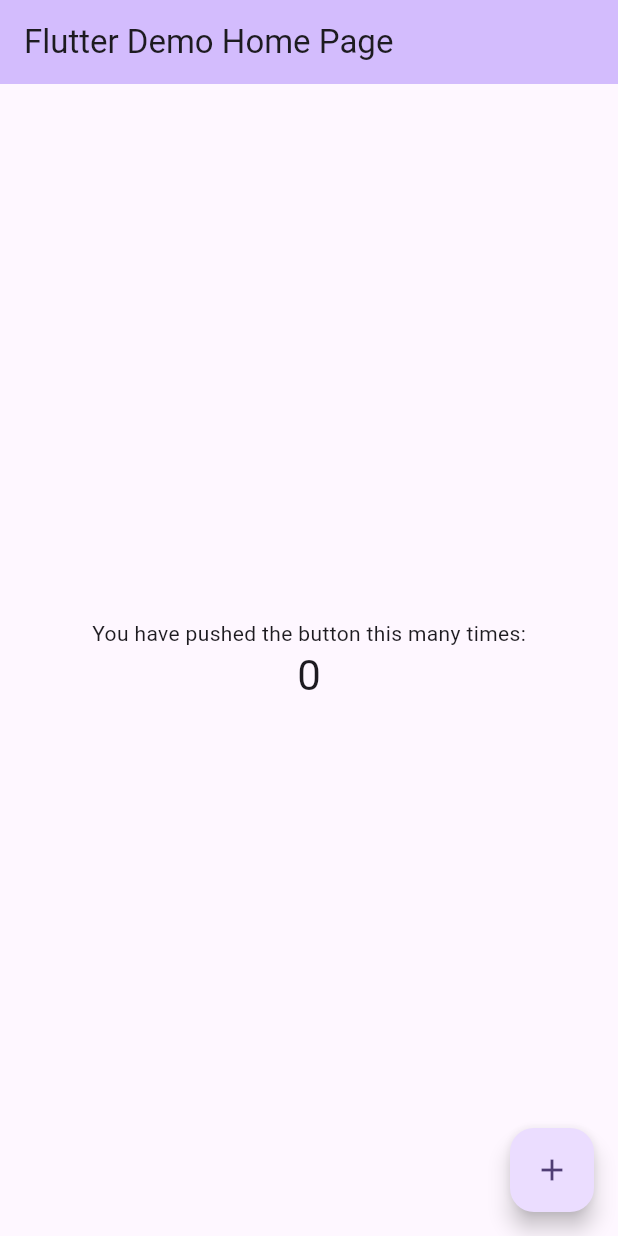
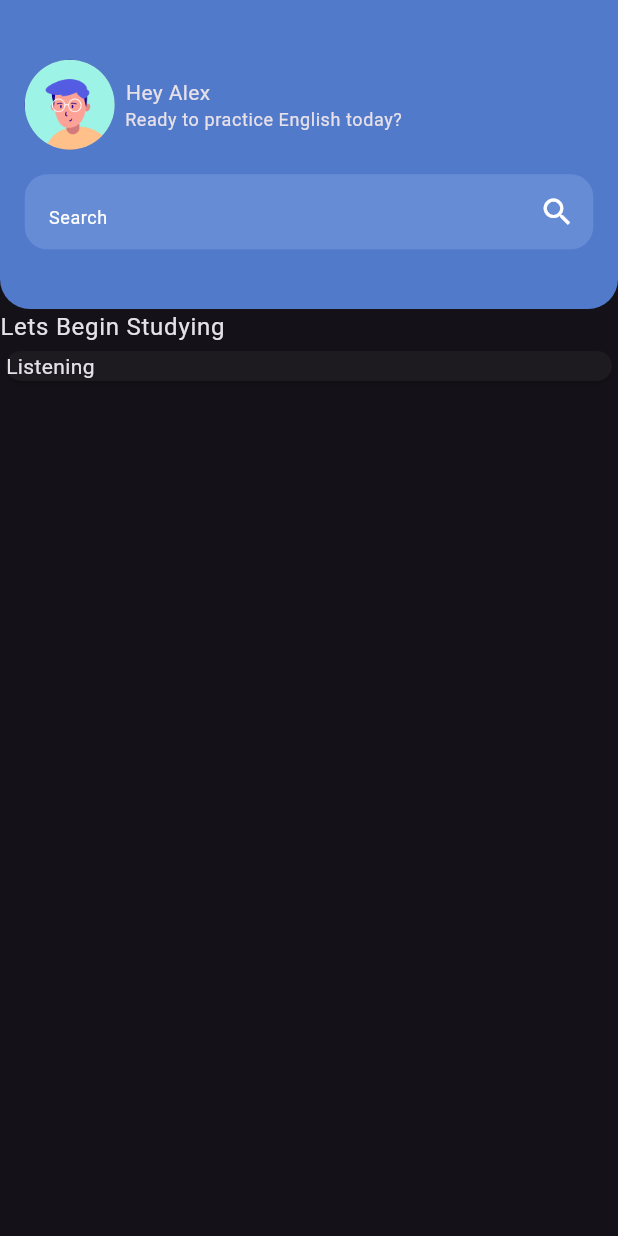
Before and after one commit to NazimCimen/oua_app_jam, a Flutter app: the screen it shows after launch, on a phone screen of 412 x 824 dp. Run offline on Flutter 3.47's test engine with Material 3 defaults, Android fonts, the light colour scheme and no system bars.

Commit message:
home screen ui

```diff
--- /dev/null
+++ b/devtools_options.yaml
@@ -0,0 +1 @@
+extensions:
--- a/lib/main.dart
+++ b/lib/main.dart
@@ -1,125 +1,20 @@
+import 'package:appjam/modules/auth/views/splash_screen_view.dart';
+import 'package:appjam/modules/home/views/home_view.dart';
 import 'package:flutter/material.dart';
 
 void main() {
-  runApp(const MyApp());
+  runApp(MyApp());
 }
 
 class MyApp extends StatelessWidget {
   const MyApp({super.key});
 
-  // This widget is the root of your application.
   @override
   Widget build(BuildContext context) {
     return MaterialApp(
-      title: 'Flutter Demo',
-      theme: ThemeData(
-        // This is the theme of your application.
-        //
-        // TRY THIS: Try running your application with "flutter run". You'll see
-        // the application has a purple toolbar. Then, without quitting the app,
-        // try changing the seedColor in the colorScheme below to Colors.green
-        // and then invoke "hot reload" (save your changes or press the "hot
-        // reload" button in a Flutter-supported IDE, or press "r" if you used
-        // the command line to start the app).
-        //
-        // Notice that the counter didn't reset back to zero; the application
-        // state is not lost during the reload. To reset the state, use hot
-        // restart instead.
-        //
-        // This works for code too, not just values: Most code changes can be
-        // tested with just a hot reload.
-        colorScheme: ColorScheme.fromSeed(seedColor: Colors.deepPurple),
-        useMaterial3: true,
-      ),
-      home: const MyHomePage(title: 'Flutter Demo Home Page'),
+      debugShowCheckedModeBanner: false,
+      theme: ThemeData.dark(),
+      home: HomeView(),
     );
   }
 }
-
-class MyHomePage extends StatefulWidget {
-  const MyHomePage({super.key, required this.title});
-
-  // This widget is the home page of your application. It is stateful, meaning
-  // that it has a State object (defined below) that contains fields that affect
-  // how it looks.
-
-  // This class is the configuration for the state. It holds the values (in this
-  // case the title) provided by the parent (in this case the App widget) and
-  // used by the build method of the State. Fields in a Widget subclass are
-  // always marked "final".
-
-  final String title;
-
-  @override
-  State<MyHomePage> createState() => _MyHomePageState();
-}
-
-class _MyHomePageState extends State<MyHomePage> {
-  int _counter = 0;
-
-  void _incrementCounter() {
-    setState(() {
-      // This call to setState tells the Flutter framework that something has
-      // changed in this State, which causes it to rerun the build method below
-      // so that the display can reflect the updated values. If we changed
-      // _counter without calling setState(), then the build method would not be
-      // called again, and so nothing would appear to happen.
-      _counter++;
-    });
-  }
-
-  @override
-  Widget build(BuildContext context) {
-    // This method is rerun every time setState is called, for instance as done
-    // by the _incrementCounter method above.
-    //
-    // The Flutter framework has been optimized to make rerunning build methods
-    // fast, so that you can just rebuild anything that needs updating rather
-    // than having to individually change instances of widgets.
-    return Scaffold(
-      appBar: AppBar(
-        // TRY THIS: Try changing the color here to a specific color (to
-        // Colors.amber, perhaps?) and trigger a hot reload to see the AppBar
-        // change color while the other colors stay the same.
-        backgroundColor: Theme.of(context).colorScheme.inversePrimary,
-        // Here we take the value from the MyHomePage object that was created by
-        // the App.build method, and use it to set our appbar title.
-        title: Text(widget.title),
-      ),
-      body: Center(
-        // Center is a layout widget. It takes a single child and positions it
-        // in the middle of the parent.
-        child: Column(
-          // Column is also a layout widget. It takes a list of children and
-          // arranges them vertically. By default, it sizes itself to fit its
-          // children horizontally, and tries to be as tall as its parent.
-          //
-          // Column has various properties to control how it sizes itself and
-          // how it positions its children. Here we use mainAxisAlignment to
-          // center the children vertically; the main axis here is the vertical
-          // axis because Columns are vertical (the cross axis would be
-          // horizontal).
-          //
-          // TRY THIS: Invoke "debug painting" (choose the "Toggle Debug Paint"
-          // action in the IDE, or press "p" in the console), to see the
-          // wireframe for each widget.
-          mainAxisAlignment: MainAxisAlignment.center,
-          children: <Widget>[
-            const Text(
-              'You have pushed the button this many times:',
-            ),
-            Text(
-              '$_counter',
-              style: Theme.of(context).textTheme.headlineMedium,
-            ),
-          ],
-        ),
-      ),
-      floatingActionButton: FloatingActionButton(
-        onPressed: _incrementCounter,
-        tooltip: 'Increment',
-        child: const Icon(Icons.add),
-      ), // This trailing comma makes auto-formatting nicer for build methods.
-    );
-  }
-}
--- a/lib/modules/home/views/home_view.dart
+++ b/lib/modules/home/views/home_view.dart
@@ -0,0 +1,100 @@
+import 'package:appjam/utils/constants/app_colors.dart';
+import 'package:appjam/utils/extensions/size_extensions.dart';
+import 'package:flutter/material.dart';
+
+class HomeView extends StatelessWidget {
+  const HomeView({super.key});
+
+  @override
+  Widget build(BuildContext context) {
+    return Scaffold(
+      //  backgroundColor: AppColors.appBackgroundColor,
+      body: Column(
+        crossAxisAlignment: CrossAxisAlignment.start,
+        children: [
+          SizedBox(
+              height: context.dynamicHeight(0.25),
+              width: double.infinity,
+              child: buildAppBar(context)),
+          Text('Lets Begin Studying',
+              style: Theme.of(context).textTheme.bodyLarge
+              //  ?.copyWith(color: Colors.black),
+              ),
+          buildStudyingCard(text: 'Listening')
+        ],
+      ),
+    );
+  }
+
+  Card buildStudyingCard({required String text}) {
+    return Card(
+      child: Row(
+        children: [
+          Text(
+            text,
+          )
+        ],
+      ),
+    );
+  }
+
+  Container buildAppBar(BuildContext context) {
+    return Container(
+      decoration: BoxDecoration(
+        borderRadius: const BorderRadius.only(
+            bottomLeft: Radius.circular(20), bottomRight: Radius.circular(20)),
+        color: AppColors.appBlueColor,
+      ),
+      child: Padding(
+        padding: context.paddingAllMedium,
+        child: Column(
+          mainAxisAlignment: MainAxisAlignment.center,
+          children: [
+            Row(
+              mainAxisAlignment: MainAxisAlignment.start,
+              children: [
+                const CircleAvatar(
+                  radius: 30,
+                  backgroundImage: AssetImage('assets/images/avatar.png'),
+                ),
+                Column(
+                  mainAxisAlignment: MainAxisAlignment.center,
+                  crossAxisAlignment: CrossAxisAlignment.start,
+                  children: [
+                    Text(
+                      '  Hey Alex',
+                      style: Theme.of(context).textTheme.bodyMedium,
+                    ),
+                    Text(
+                      '  Ready to practice English today?',
+                      style: Theme.of(context).textTheme.bodySmall,
+                    )
+                  ],
+                )
+              ],
+            ),
+            SizedBox(height: context.dynamicHeight(0.02)),
+            TextField(
+              maxLines: 1,
+              decoration: InputDecoration(
+                  constraints:
+                      BoxConstraints.loose(const Size(double.infinity, 50)),
+                  filled: true,
+                  fillColor: AppColors.appBlueLightColor,
+                  border: const OutlineInputBorder(
+                      borderSide: BorderSide.none,
+                      borderRadius: BorderRadius.all(Radius.circular(15))),
+                  hintText: 'Search',
+                  hintStyle: Theme.of(context)
+                      .textTheme
+                      .bodySmall
+                      ?.copyWith(color: Colors.white),
+                  suffixIcon: const Icon(Icons.search_outlined),
+                  suffixIconColor: Colors.white),
+            )
+          ],
+        ),
+      ),
+    );
+  }
+}
--- /dev/null
+++ b/lib/utils/constants/app_colors.dart
@@ -0,0 +1,7 @@
+import 'package:flutter/material.dart';
+
+class AppColors {
+  static Color appBlueColor = Color(0xff527aca);
+  static Color appBlueLightColor = Color(0xff668cd6);
+  static Color appBackgroundColor = Colors.white;
+}
--- a/pubspec.yaml
+++ b/pubspec.yaml
@@ -38,6 +38,7 @@ dependencies:
   flutter_card_swiper: ^7.0.1
   dio: ^5.4.3+1
   provider: ^6.1.2
+  google_fonts: ^6.2.1
 
 dev_dependencies:
   flutter_test:
@@ -62,8 +63,8 @@ flutter:
   uses-material-design: true
 
   # To add assets to your application, add an assets section, like this:
-  # assets:
-  #   - images/a_dot_burr.jpeg
+  assets:
+    - assets/images/
   #   - images/a_dot_ham.jpeg
 
   # An image asset can refer to one or more resolution-specific "variants", see
```
Also changed, not shown: lib/modules/auth/views/login_view.dart (+10 -0 lines), lib/modules/auth/views/sign_up_view.dart (+9 -0 lines), lib/modules/auth/views/splash_screen_view.dart (+12 -0 lines), lib/utils/extensions/size_extensions.dart (+79 -0 lines), assets/images/avatar.png (added), pubspec.lock, 1 other file.
